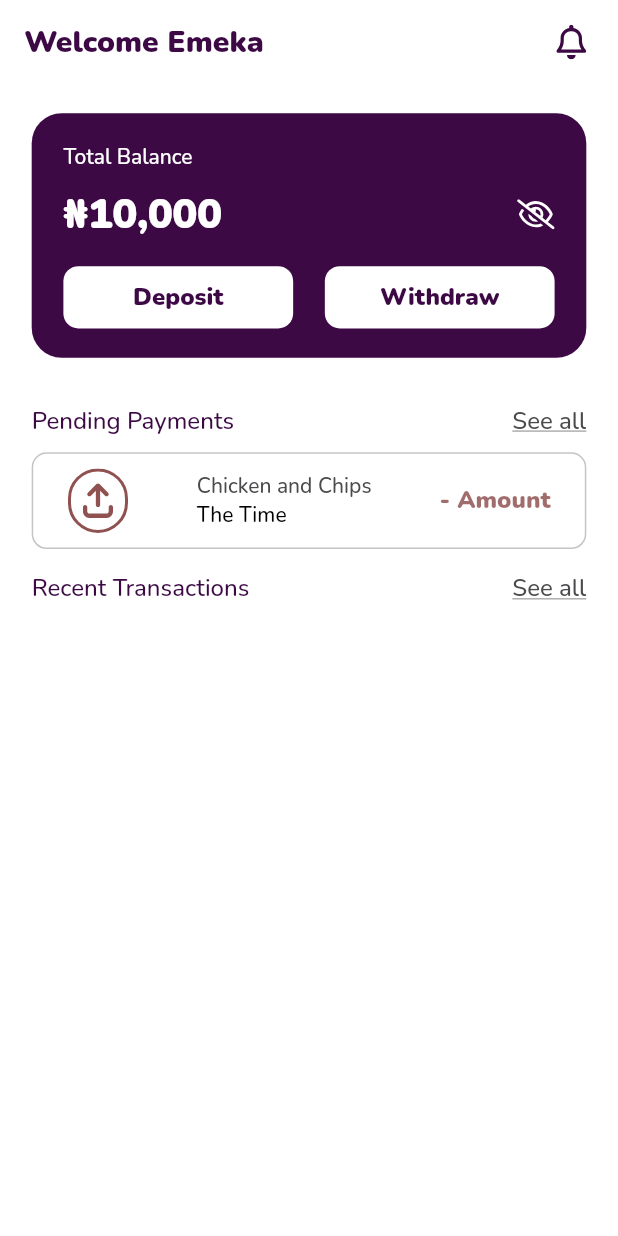
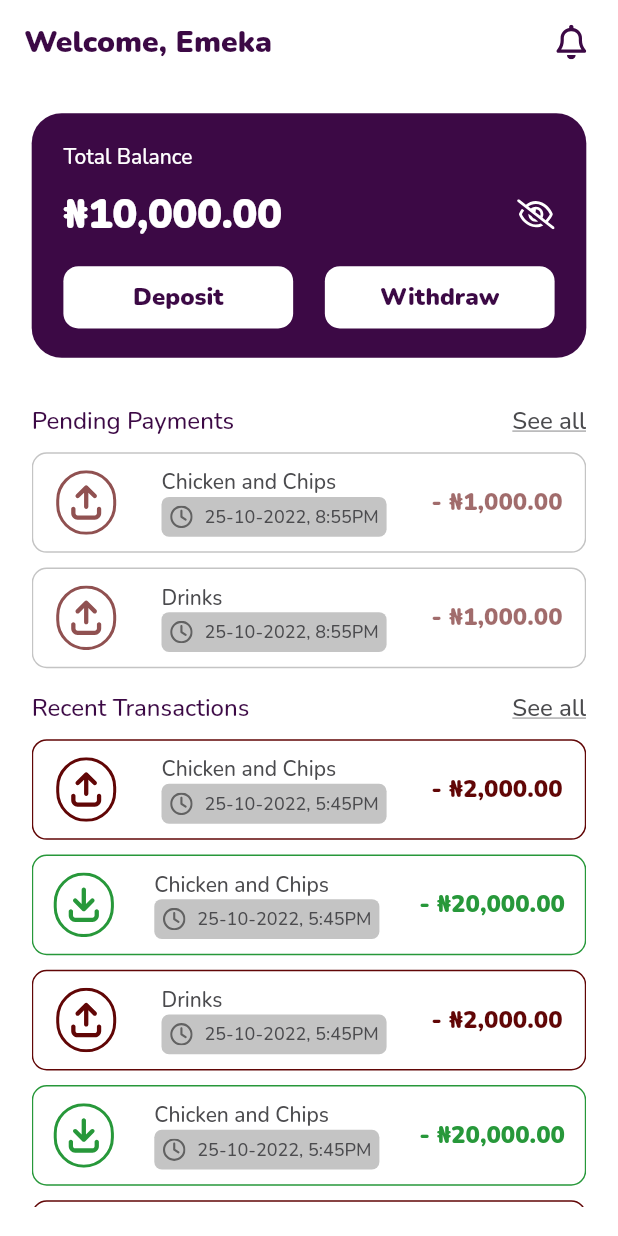
Before and after one commit to maraz-dev/hebron_pay, a Flutter app: the HomeScreen screen opened directly, on a phone screen of 412 x 824 dp. Run offline on Flutter 3.47's test engine with Material 2 defaults, Android fonts, the phone set to English and light mode, and no system bars; our stand-ins replace flutter_native_splash, flutter_svg, pinput.

Commit message:
Home Screen

```diff
--- a/lib/constants.dart
+++ b/lib/constants.dart
@@ -1,13 +1,14 @@
 import 'package:flutter/material.dart';
 import 'package:hebron_pay/size_config.dart';
 import 'package:pinput/pinput.dart';
+import 'package:intl/intl.dart';
 
-/// Symbols
-String nairaSymbol = '₦';
-
-/// Texts
-String successTranText =
-    "Great! You've successfully deposited $nairaSymbol 5,000 into your account";
+/// Function to format the amount to a Currency with the Naira symbol
+String nairaAmount(double amount) {
+  var nairaFormat = NumberFormat.currency(locale: 'en-NG', symbol: '₦');
+  var formattedAmount = nairaFormat.format(amount);
+  return formattedAmount;
+}
 
 /// Colors
 const kBackgroundColor = Color(0xFFFFFFFF);
@@ -19,6 +20,7 @@ const kDarkGrey = Color(0xFF4B4B4E);
 const kLightPurple = Color(0xFF6A5C6C);
 const kTransparentPurple = Color(0x3C094566);
 const kTransparentBlack = Color(0x81000000);
+const kGreenColor = Color(0xFF27983A);
 const kErrorColor = Color(0xFF610606);
 const kErrorColorTransparent = Color.fromARGB(151, 97, 6, 6);
 
@@ -49,6 +51,7 @@ String notificationReadIcon = "assets/images/icons/notificationRead.svg";
 String debitIcon = "assets/images/icons/debitIcon.svg";
 String creditIcon = "assets/images/icons/creditIcon.svg";
 String pendingIcon = "assets/images/icons/pendingIcon.svg";
+String timeIcon = "assets/images/icons/timeIcon.svg";
 
 /// PinThemes for default OTP
 PinTheme kDefaultPin(BuildContext context) {
--- a/lib/core/widgets/failed_transaction.dart
+++ b/lib/core/widgets/failed_transaction.dart
@@ -29,7 +29,7 @@ class FailedTransactionScreen extends StatelessWidget {
               padding: EdgeInsets.symmetric(
                   horizontal: getProportionateScreenWidth(60)),
               child: Text(
-                successTranText,
+                'UnsuccessTranText',
                 textAlign: TextAlign.center,
                 style: Theme.of(context).textTheme.bodyMedium,
               ),
--- a/lib/core/widgets/success_transaction.dart
+++ b/lib/core/widgets/success_transaction.dart
@@ -29,7 +29,7 @@ class SuccessfulTransactionScreen extends StatelessWidget {
               padding: EdgeInsets.symmetric(
                   horizontal: getProportionateScreenWidth(60)),
               child: Text(
-                successTranText,
+                'successTranText',
                 textAlign: TextAlign.center,
                 style: Theme.of(context).textTheme.bodyMedium,
               ),
--- a/lib/features/home/presentation/pages/home.dart
+++ b/lib/features/home/presentation/pages/home.dart
@@ -3,22 +3,23 @@
 import 'package:flutter/material.dart';
 import 'package:flutter_svg/flutter_svg.dart';
 import 'package:hebron_pay/constants.dart';
+import 'package:hebron_pay/features/home/presentation/widgets/transaction_card.dart';
 import 'package:hebron_pay/size_config.dart';
 
 import '../../../../core/widgets/widgets.dart';
+import '../widgets/pending_transaction_card.dart';
 
 class HomeScreen extends StatelessWidget {
   const HomeScreen({super.key});
 
   @override
   Widget build(BuildContext context) {
-    String balance = '10,000';
     return Scaffold(
       appBar: AppBar(
         centerTitle: false,
         automaticallyImplyLeading: false,
         title: Text(
-          'Welcome Emeka',
+          'Welcome, Emeka',
           style: Theme.of(context).textTheme.displaySmall,
         ),
         actions: [
@@ -31,8 +32,7 @@ class HomeScreen extends StatelessWidget {
           )
         ],
       ),
-      body: SingleChildScrollView(
-          child: Padding(
+      body: Padding(
         padding: EdgeInsets.symmetric(
             horizontal: getProportionateScreenWidth(20),
             vertical: getProportionateScreenHeight(20)),
@@ -62,7 +62,7 @@ class HomeScreen extends StatelessWidget {
                     mainAxisAlignment: MainAxisAlignment.spaceBetween,
                     children: [
                       Text(
-                        '$nairaSymbol$balance',
+                        nairaAmount(10000),
                         style: Theme.of(context)
                             .textTheme
                             .displayLarge!
@@ -103,6 +103,10 @@ class HomeScreen extends StatelessWidget {
             /// Ticket and EOD Button
             SizedBox(height: getProportionateScreenHeight(16)),
 
+            Expanded(
+              child: SingleChildScrollView(
+                child: Column(
+                  children: [
                     /// Pending Payments
                     Row(
                       mainAxisAlignment: MainAxisAlignment.spaceBetween,
@@ -112,13 +116,17 @@ class HomeScreen extends StatelessWidget {
                           style: Theme.of(context)
                               .textTheme
                               .displaySmall!
-                      .copyWith(fontSize: 16, fontWeight: FontWeight.w400),
+                              .copyWith(
+                                  fontSize: 16, fontWeight: FontWeight.w400),
                         ),
                         GestureDetector(
                           onTap: () {},
                           child: Text(
                             'See all',
-                    style: Theme.of(context).textTheme.displaySmall!.copyWith(
+                            style: Theme.of(context)
+                                .textTheme
+                                .displaySmall!
+                                .copyWith(
                                     fontSize: 16,
                                     decoration: TextDecoration.underline,
                                     fontWeight: FontWeight.w400,
@@ -128,38 +136,18 @@ class HomeScreen extends StatelessWidget {
                       ],
                     ),
                     SizedBox(height: getProportionateScreenHeight(10)),
-            Container(
-              padding: EdgeInsets.symmetric(
-                  vertical: getProportionateScreenHeight(10)),
-              decoration: BoxDecoration(
-                  borderRadius: BorderRadius.circular(10),
-                  border: Border.all(color: kLightGrey)),
-              child: Row(
-                mainAxisAlignment: MainAxisAlignment.spaceAround,
-                children: [
-                  SvgPicture.asset(pendingIcon),
-                  Column(
-                    crossAxisAlignment: CrossAxisAlignment.start,
-                    children: [
-                      Text(
-                        'Chicken and Chips',
-                        style: Theme.of(context)
-                            .textTheme
-                            .bodyMedium!
-                            .copyWith(color: kDarkGrey),
+                    PendingTransactionCard(
+                      ticketDescription: 'Chicken and Chips',
+                      ticketAmount: nairaAmount(1000),
+                      timeCreated: '8:55PM',
+                      dateCreated: '25-10-2022',
                     ),
-                      const Text('The Time')
-                    ],
-                  ),
-                  Text(
-                    '- Amount',
-                    style: Theme.of(context)
-                        .textTheme
-                        .displaySmall!
-                        .copyWith(color: kErrorColorTransparent, fontSize: 16),
-                  )
-                ],
-              ),
+                    SizedBox(height: getProportionateScreenHeight(10)),
+                    PendingTransactionCard(
+                      ticketDescription: 'Drinks',
+                      ticketAmount: nairaAmount(1000),
+                      timeCreated: '8:55PM',
+                      dateCreated: '25-10-2022',
                     ),
                     SizedBox(height: getProportionateScreenHeight(16)),
 
@@ -172,13 +160,17 @@ class HomeScreen extends StatelessWidget {
                           style: Theme.of(context)
                               .textTheme
                               .displaySmall!
-                      .copyWith(fontSize: 16, fontWeight: FontWeight.w400),
+                              .copyWith(
+                                  fontSize: 16, fontWeight: FontWeight.w400),
                         ),
                         GestureDetector(
                           onTap: () {},
                           child: Text(
                             'See all',
-                    style: Theme.of(context).textTheme.displaySmall!.copyWith(
+                            style: Theme.of(context)
+                                .textTheme
+                                .displaySmall!
+                                .copyWith(
                                     fontSize: 16,
                                     decoration: TextDecoration.underline,
                                     fontWeight: FontWeight.w400,
@@ -186,10 +178,54 @@ class HomeScreen extends StatelessWidget {
                           ),
                         )
                       ],
+                    ),
+                    SizedBox(height: getProportionateScreenHeight(10)),
+                    TransactionCard(
+                      ticketDescription: 'Chicken and Chips',
+                      ticketAmount: nairaAmount(2000),
+                      isDebit: true,
+                      timeCreated: '5:45PM',
+                      dateCreated: '25-10-2022',
+                    ),
+                    SizedBox(height: getProportionateScreenHeight(10)),
+                    TransactionCard(
+                      ticketDescription: 'Chicken and Chips',
+                      ticketAmount: nairaAmount(20000),
+                      isDebit: false,
+                      timeCreated: '5:45PM',
+                      dateCreated: '25-10-2022',
+                    ),
+                    SizedBox(height: getProportionateScreenHeight(10)),
+                    TransactionCard(
+                      ticketDescription: 'Drinks',
+                      ticketAmount: nairaAmount(2000),
+                      isDebit: true,
+                      timeCreated: '5:45PM',
+                      dateCreated: '25-10-2022',
+                    ),
+                    SizedBox(height: getProportionateScreenHeight(10)),
+                    TransactionCard(
+                      ticketDescription: 'Chicken and Chips',
+                      ticketAmount: nairaAmount(20000),
+                      isDebit: false,
+                      timeCreated: '5:45PM',
+                      dateCreated: '25-10-2022',
+                    ),
+                    SizedBox(height: getProportionateScreenHeight(10)),
+                    TransactionCard(
+                      ticketDescription: 'Drinks',
+                      ticketAmount: nairaAmount(2000),
+                      isDebit: true,
+                      timeCreated: '5:45PM',
+                      dateCreated: '25-10-2022',
+                    ),
+                  ],
+                ),
+              ),
             )
           ],
         ),
-      )),
+      ),
     );
   }
 }
--- /dev/null
+++ b/lib/features/home/presentation/widgets/pending_transaction_card.dart
@@ -0,0 +1,77 @@
+import 'package:flutter/material.dart';
+import 'package:flutter_svg/flutter_svg.dart';
+import 'package:hebron_pay/constants.dart';
+import 'package:hebron_pay/size_config.dart';
+
+class PendingTransactionCard extends StatelessWidget {
+  const PendingTransactionCard({
+    super.key,
+    required this.ticketDescription,
+    required this.ticketAmount,
+    this.timeCreated,
+    this.dateCreated,
+  });
+
+  final String? ticketDescription;
+  final String? ticketAmount;
+  final String? timeCreated;
+  final String? dateCreated;
+
+  @override
+  Widget build(BuildContext context) {
+    return Container(
+      padding: EdgeInsets.symmetric(vertical: getProportionateScreenHeight(10)),
+      decoration: BoxDecoration(
+          borderRadius: BorderRadius.circular(10),
+          border: Border.all(color: kLightGrey)),
+      child: Row(
+        mainAxisAlignment: MainAxisAlignment.spaceAround,
+        children: [
+          SvgPicture.asset(pendingIcon),
+          Column(
+            crossAxisAlignment: CrossAxisAlignment.start,
+            children: [
+              Text(
+                ticketDescription!,
+                style: Theme.of(context)
+                    .textTheme
+                    .bodyMedium!
+                    .copyWith(color: kDarkGrey),
+              ),
+              Container(
+                padding: EdgeInsets.all(getProportionateScreenWidth(5)),
+                decoration: BoxDecoration(
+                    color: kLightGrey, borderRadius: BorderRadius.circular(5)),
+                child: Row(
+                  children: [
+                    SvgPicture.asset(timeIcon),
+                    SizedBox(width: getProportionateScreenWidth(7)),
+                    Text(
+                      '$dateCreated,',
+                      style: Theme.of(context)
+                          .textTheme
+                          .bodySmall!
+                          .copyWith(color: kDarkGrey),
+                    ),
+                    Text(' $timeCreated',
+                        style: Theme.of(context)
+                            .textTheme
+                            .bodySmall!
+                            .copyWith(color: kDarkGrey))
+                  ],
+                ),
+              )
+            ],
+          ),
+          Text(
+            '- $ticketAmount',
+            style: Theme.of(context)
+                .textTheme
+                .displaySmall!
+                .copyWith(color: kErrorColorTransparent, fontSize: 16),
+          )
+        ],
+      ),
+    );
+  }
+}
--- /dev/null
+++ b/lib/features/home/presentation/widgets/transaction_card.dart
@@ -0,0 +1,77 @@
+import 'package:flutter/material.dart';
+import 'package:flutter_svg/flutter_svg.dart';
+import 'package:hebron_pay/constants.dart';
+import 'package:hebron_pay/size_config.dart';
+
+class TransactionCard extends StatelessWidget {
+  const TransactionCard({
+    super.key,
+    required this.ticketDescription,
+    required this.ticketAmount,
+    this.timeCreated,
+    this.dateCreated,
+    required this.isDebit,
+  });
+
+  final String? ticketDescription;
+  final String? ticketAmount;
+  final String? timeCreated;
+  final String? dateCreated;
+  final bool? isDebit;
+
+  @override
+  Widget build(BuildContext context) {
+    return Container(
+      padding: EdgeInsets.symmetric(vertical: getProportionateScreenHeight(10)),
+      decoration: BoxDecoration(
+          borderRadius: BorderRadius.circular(10),
+          border: Border.all(color: isDebit! ? kErrorColor : kGreenColor)),
+      child: Row(
+        mainAxisAlignment: MainAxisAlignment.spaceAround,
+        children: [
+          SvgPicture.asset(isDebit! ? debitIcon : creditIcon),
+          Column(
+            crossAxisAlignment: CrossAxisAlignment.start,
+            children: [
+              Text(
+                ticketDescription!,
+                style: Theme.of(context)
+                    .textTheme
+                    .bodyMedium!
+                    .copyWith(color: kDarkGrey),
+              ),
+              Container(
+                padding: EdgeInsets.all(getProportionateScreenWidth(5)),
+                decoration: BoxDecoration(
+                    color: kLightGrey, borderRadius: BorderRadius.circular(5)),
+                child: Row(
+                  children: [
+                    SvgPicture.asset(timeIcon),
+                    SizedBox(width: getProportionateScreenWidth(7)),
+                    Text(
+                      '$dateCreated,',
+                      style: Theme.of(context)
+                          .textTheme
+                          .bodySmall!
+                          .copyWith(color: kDarkGrey),
+                    ),
+                    Text(' $timeCreated',
+                        style: Theme.of(context)
+                            .textTheme
+                            .bodySmall!
+                            .copyWith(color: kDarkGrey))
+                  ],
+                ),
+              )
+            ],
+          ),
+          Text(
+            '- $ticketAmount',
+            style: Theme.of(context).textTheme.displaySmall!.copyWith(
+                color: isDebit! ? kErrorColor : kGreenColor, fontSize: 16),
+          )
+        ],
+      ),
+    );
+  }
+}
--- a/lib/features/profile/presentation/widgets/profile_button.dart
+++ b/lib/features/profile/presentation/widgets/profile_button.dart
@@ -39,7 +39,7 @@ class ProfileButton extends StatelessWidget {
                   style: Theme.of(context)
                       .textTheme
                       .displaySmall!
-                      .copyWith(fontSize: 16),
+                      .copyWith(fontSize: 16, fontWeight: FontWeight.w400),
                 ),
                 SvgPicture.asset(arrowRightIcon)
               ],
```
Also changed, not shown: assets/images/icons/timeIcon.svg (added). Lines whose indentation alone changed are shown as unchanged.
